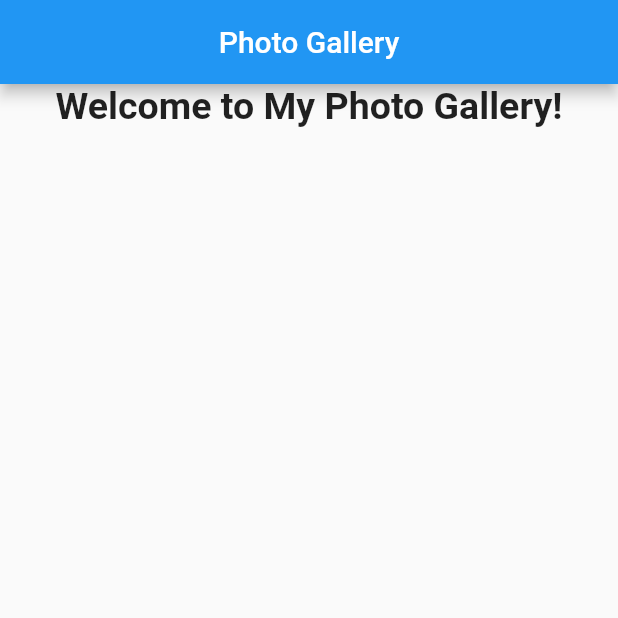
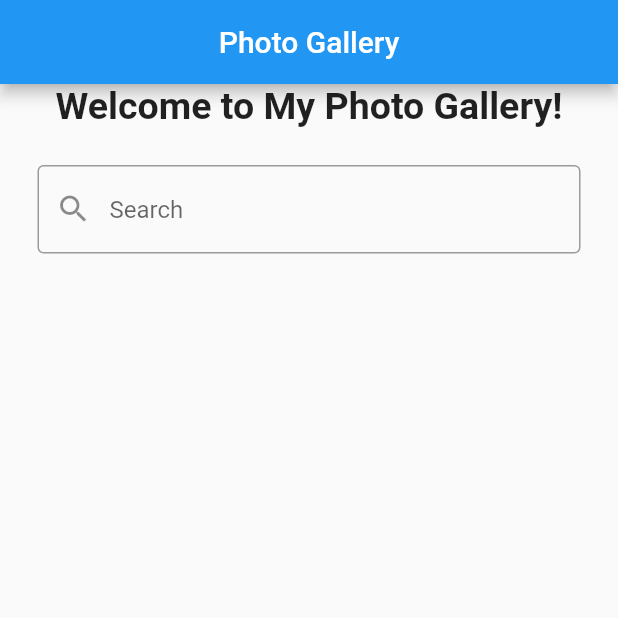
Before and after one commit to syfulsharif/module_6_assignment, a Flutter app: the screen it shows after launch, on a phone screen of 412 x 824 dp, the top half of it. Run offline on Flutter 3.47's test engine with Material 2 defaults, Android fonts, the phone set to English and light mode, and no system bars.

Commit message:
Search Icon added

```diff
--- a/lib/main.dart
+++ b/lib/main.dart
@@ -39,6 +39,16 @@ class HomeActivity extends StatelessWidget {
                   ),
                 ),
               ),
+            ),
+            const Padding(
+              padding: EdgeInsets.all(25.0),
+              child: TextField(
+                decoration: InputDecoration(
+                  border: OutlineInputBorder(),
+                  prefixIcon: Icon(Icons.search),
+                  hintText: 'Search',
+                ),
+              ),
             )
           ],
         ),
```
